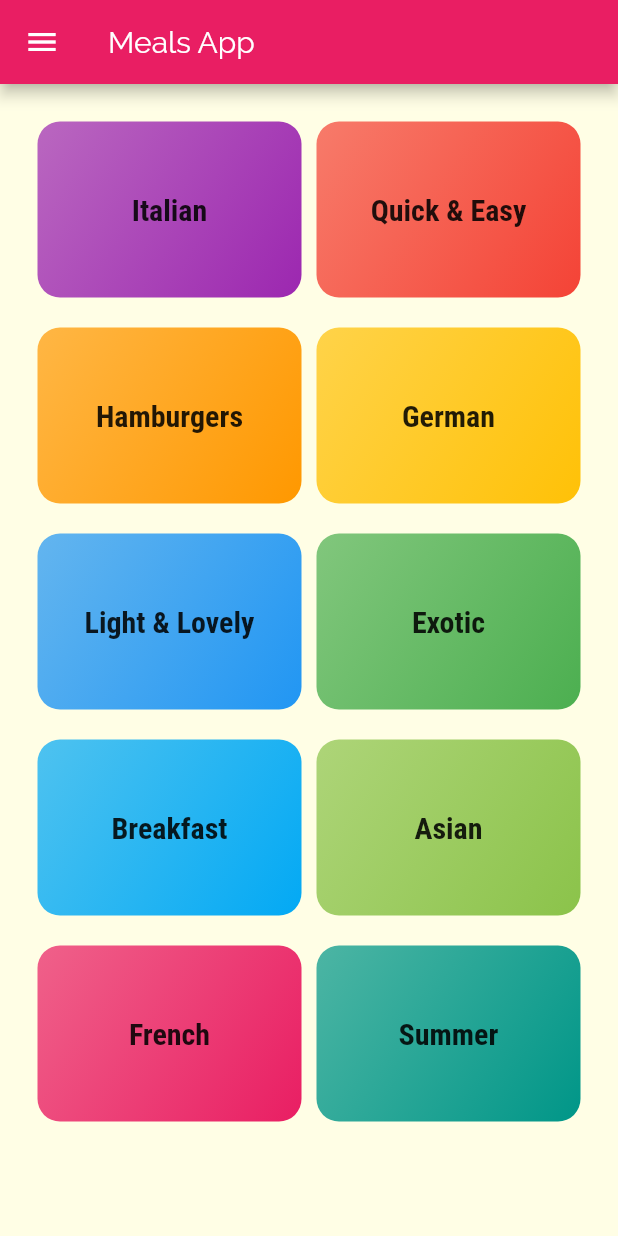
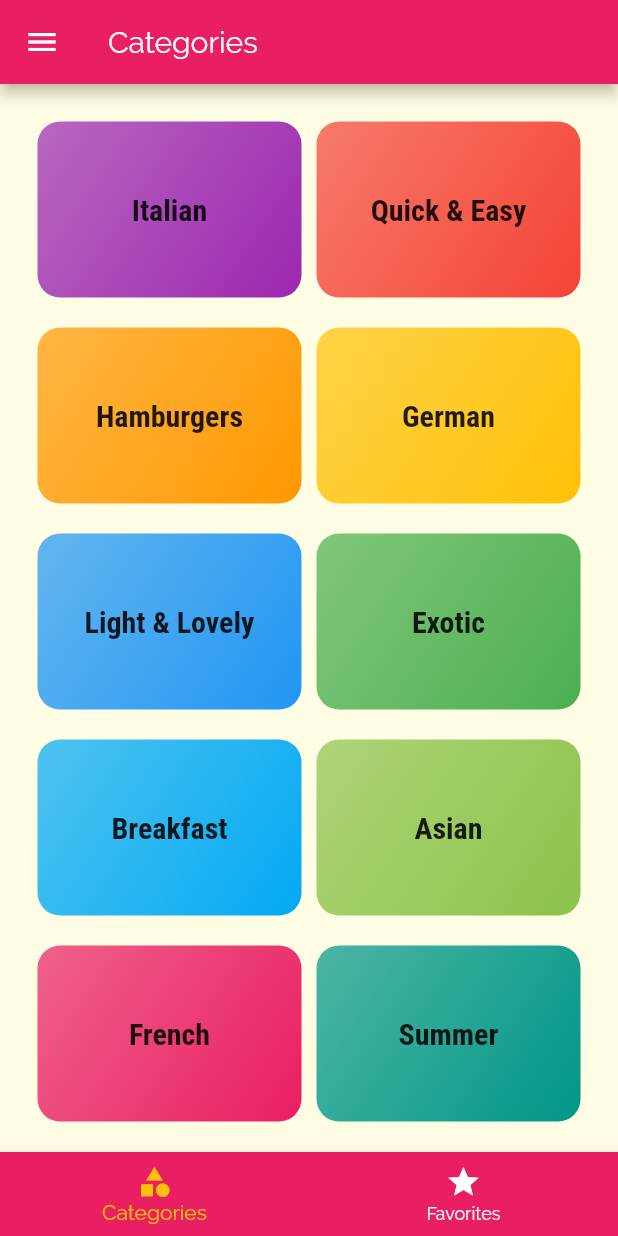
Before and after one commit to mshivkumar/meals-app, a Flutter app: the screen it shows after launch, on a phone screen of 412 x 824 dp. Run offline on Flutter 3.47's test engine with Material 2 defaults, Android fonts, the phone set to English and light mode, and no system bars.

```diff
--- a/lib/main.dart
+++ b/lib/main.dart
@@ -1,7 +1,9 @@
 import 'package:flutter/material.dart';
+import 'package:mealsapp/screens/tabs_screen.dart';
 
 import './screens/category_meals_screen.dart';
 import './screens/home_page.dart';
+import './screens/meal_detail_screen.dart';
 
 void main() {
   runApp(MyApp());
@@ -32,9 +34,10 @@ class MyApp extends StatelessWidget {
             )),
         visualDensity: VisualDensity.adaptivePlatformDensity,
       ),
-      home: HomePage(),
+      home: TabsScreen(),
       routes: {
         CategoryMealsScreen.routeName: (ctx) => CategoryMealsScreen(),
+        MealDetailScreen.routeName: (ctx) => MealDetailScreen(),
       },
     );
   }
--- a/lib/screens/category_meals_screen.dart
+++ b/lib/screens/category_meals_screen.dart
@@ -27,6 +27,7 @@ class CategoryMealsScreen extends StatelessWidget {
       body: ListView.builder(
         itemBuilder: (ctx, index) {
           return MealItem(
+            id: categoryMeals[index].id,
             title: categoryMeals[index].title,
             imageUrl: categoryMeals[index].imageUrl,
             duration: categoryMeals[index].duration,
--- a/lib/screens/home_page.dart
+++ b/lib/screens/home_page.dart
@@ -9,12 +9,7 @@ class HomePage extends StatelessWidget {
 
   @override
   Widget build(BuildContext context) {
-    return Scaffold(
-      appBar: AppBar(
-        title: const Text("Meals App"),
-      ),
-      drawer: Drawer(),
-      body: GridView(
+    return GridView(
       padding: const EdgeInsets.all(25),
       children: DUMMY_CATEGORIES
           .map((catData) => CategoryItem(
@@ -29,7 +24,6 @@ class HomePage extends StatelessWidget {
         crossAxisSpacing: 10,
         mainAxisSpacing: 20,
       ),
-      ),
     );
   }
 }
--- /dev/null
+++ b/lib/screens/tabs_screen.dart
@@ -0,0 +1,53 @@
+import 'package:flutter/material.dart';
+
+import '../screens/favorites_screen.dart';
+import '../screens/home_page.dart';
+import '../widgets/main_drawer.dart';
+
+class TabsScreen extends StatefulWidget {
+  @override
+  _TabsScreenState createState() => _TabsScreenState();
+}
+
+class _TabsScreenState extends State<TabsScreen> {
+  final List<Map<String, dynamic>> _pages = [
+    {'page': HomePage(), 'title':'Categories'},
+    {'page': FavoritesScreen(), 'title':'Favorites'},
+  ];
+
+  int _selectedPageIndex = 0;
+
+  void _selectedPage(int index) {
+    setState(() {
+      _selectedPageIndex = index;
+    });
+  }
+
+  @override
+  Widget build(BuildContext context) {
+    return Scaffold(
+      appBar: AppBar(
+        title: Text(_pages[_selectedPageIndex]['title']),
+      ),
+      drawer: MainDrawer(),
+      body: _pages[_selectedPageIndex]['page'],
+      bottomNavigationBar: BottomNavigationBar(
+        onTap: _selectedPage,
+        selectedItemColor: Theme.of(context).accentColor,
+        unselectedItemColor: Colors.white,
+        currentIndex: _selectedPageIndex,
+        backgroundColor: Theme.of(context).primaryColor,
+        items: [
+          BottomNavigationBarItem(
+            icon: Icon(Icons.category),
+            title: Text('Categories'),
+          ),
+          BottomNavigationBarItem(
+            icon: Icon(Icons.star),
+            title: Text('Favorites'),
+          ),
+        ],
+      ),
+    );
+  }
+}
```
Also changed, not shown: lib/screens/favorites_screen.dart (added, +10 -0 lines), lib/screens/meal_detail_screen.dart (+105 -0 lines), lib/widgets/main_drawer.dart (added, +8 -0 lines), lib/widgets/meal_item.dart (+10 -2 lines). Lines whose indentation alone changed are shown as unchanged.
